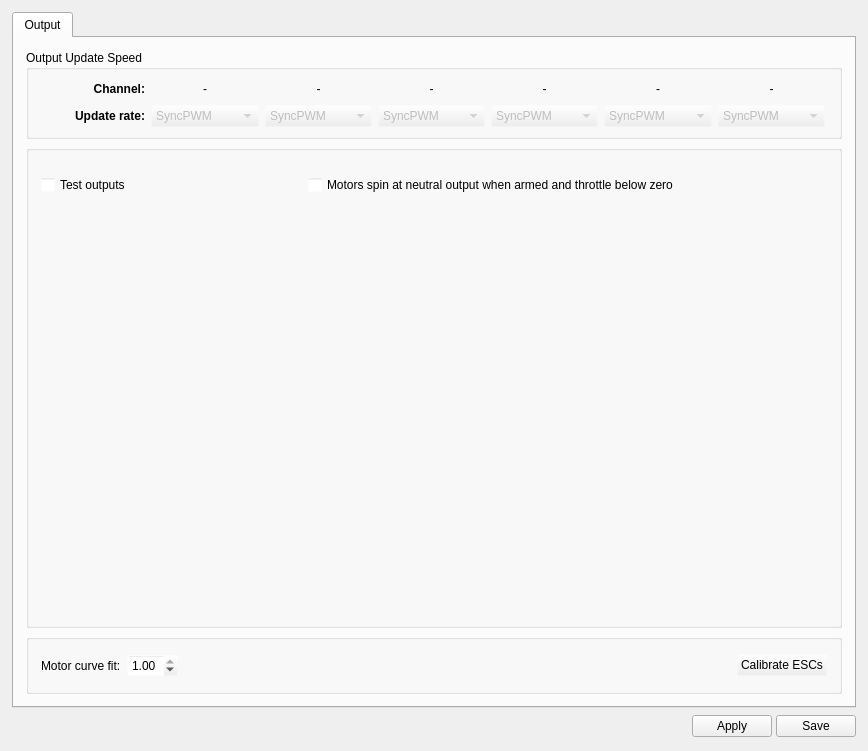
Before: the Qt Designer form ground/gcs/src/plugins/config/output.ui in d-ronin/dRonin, drawn with Qt 5.
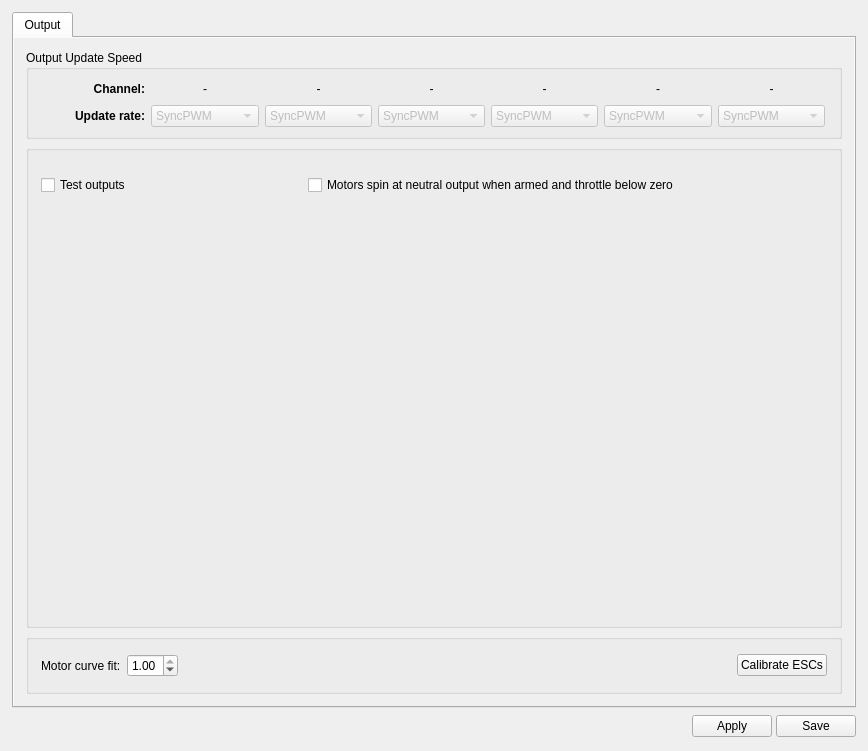
After: the same form once the commit is applied. Icons and pictures are not drawn.

Commit message: gcs, outputwidget: Removed superfluous markup.

Diff of the .ui file:
```diff
--- a/ground/gcs/src/plugins/config/output.ui
+++ b/ground/gcs/src/plugins/config/output.ui
@@ -59,70 +59,6 @@
        </property>
        <item>
         <widget class="QScrollArea" name="scrollArea">
-         <property name="palette">
-          <palette>
-           <active>
-            <colorrole role="Base">
-             <brush brushstyle="SolidPattern">
-              <color alpha="255">
-               <red>255</red>
-               <green>255</green>
-               <blue>255</blue>
-              </color>
-             </brush>
-            </colorrole>
-            <colorrole role="Window">
-             <brush brushstyle="SolidPattern">
-              <color alpha="0">
-               <red>232</red>
-               <green>232</green>
-               <blue>232</blue>
-              </color>
-             </brush>
-            </colorrole>
-           </active>
-           <inactive>
-            <colorrole role="Base">
-             <brush brushstyle="SolidPattern">
-              <color alpha="255">
-               <red>255</red>
-               <green>255</green>
-               <blue>255</blue>
-              </color>
-             </brush>
-            </colorrole>
-            <colorrole role="Window">
-             <brush brushstyle="SolidPattern">
-              <color alpha="0">
-               <red>232</red>
-               <green>232</green>
-               <blue>232</blue>
-              </color>
-             </brush>
-            </colorrole>
-           </inactive>
-           <disabled>
-            <colorrole role="Base">
-             <brush brushstyle="SolidPattern">
-              <color alpha="0">
-               <red>232</red>
-               <green>232</green>
-               <blue>232</blue>
-              </color>
-             </brush>
-            </colorrole>
-            <colorrole role="Window">
-             <brush brushstyle="SolidPattern">
-              <color alpha="0">
-               <red>232</red>
-               <green>232</green>
-               <blue>232</blue>
-              </color>
-             </brush>
-            </colorrole>
-           </disabled>
-          </palette>
-         </property>
          <property name="frameShape">
           <enum>QFrame::NoFrame</enum>
          </property>
@@ -134,8 +70,8 @@
            <rect>
             <x>0</x>
             <y>0</y>
-            <width>840</width>
-            <height>659</height>
+            <width>838</width>
+            <height>668</height>
            </rect>
           </property>
           <layout class="QVBoxLayout" name="verticalLayout_3">
```
